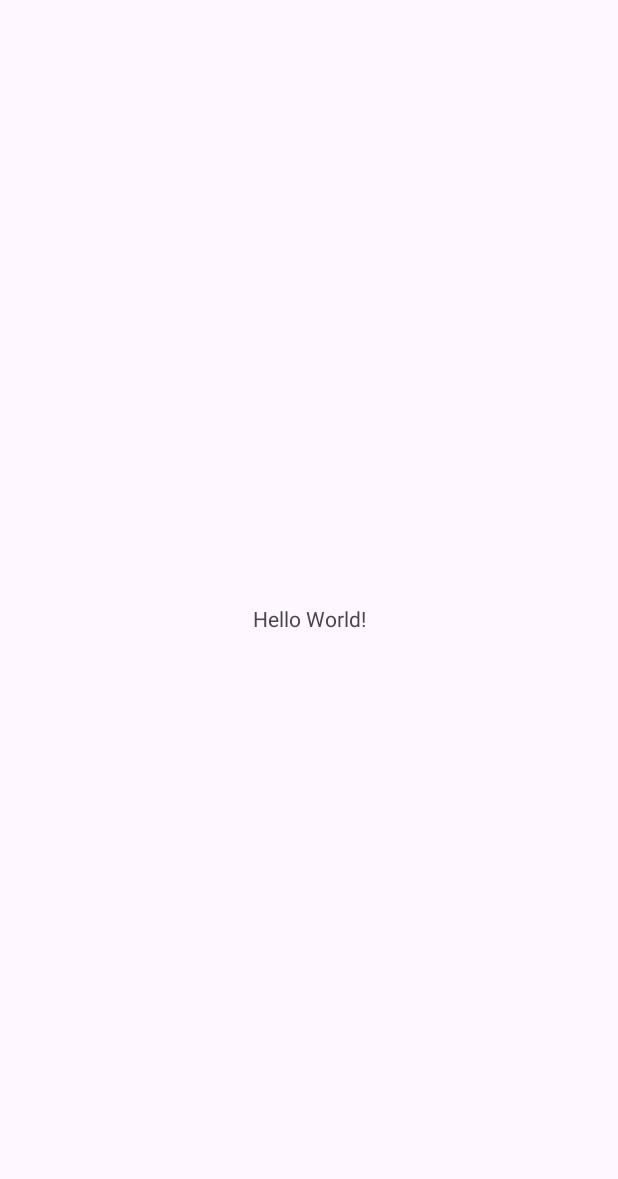
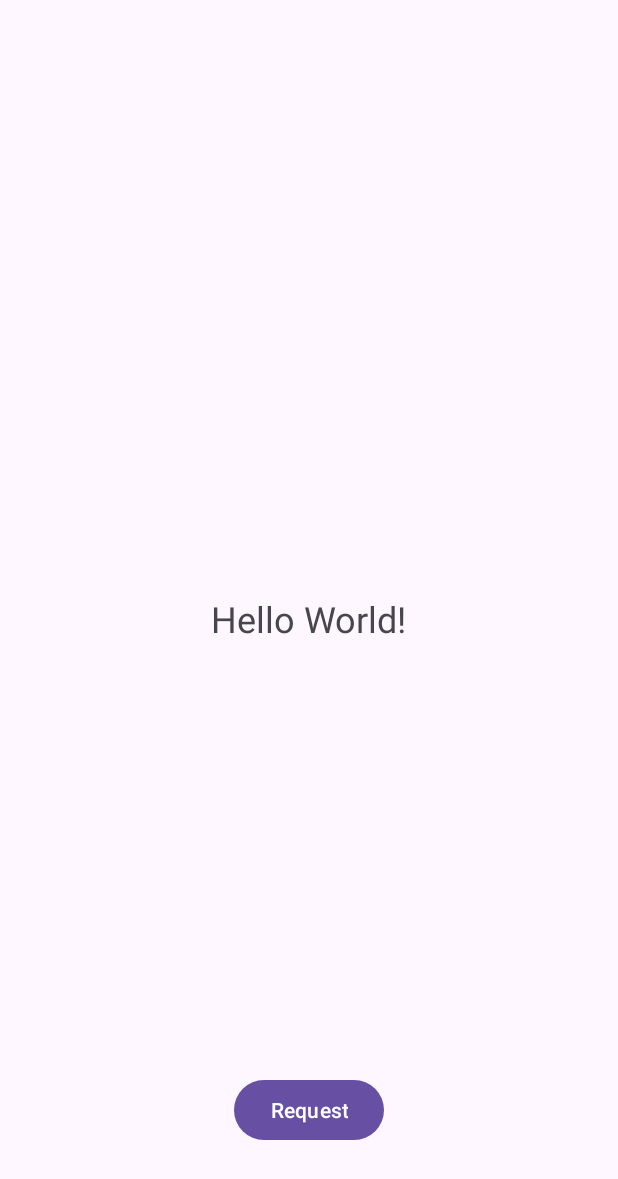
Before and after one commit to sinkec/Api_Request, an Android app: the screen it shows after launch (MainActivity), on a phone screen of 412 x 824 dp. Before the commit the part shown is almost empty. Shown: the top 1179 px of the screen. Run offline under Robolectric (Android 15) with nearby library versions, the phone set to English and light mode, and no system bars.

Commit message:
Manifest permissions, netvork_security_config, imported class for Api Request, Test environment - button

```diff
--- a/app/build.gradle
+++ b/app/build.gradle
@@ -34,6 +34,8 @@ android {
 
 dependencies {
 
+    implementation 'com.squareup.okhttp3:okhttp:4.9.3'
+
     implementation 'androidx.core:core-ktx:1.10.0'
     implementation 'androidx.appcompat:appcompat:1.6.1'
     implementation 'com.google.android.material:material:1.8.0'
--- a/app/src/main/AndroidManifest.xml
+++ b/app/src/main/AndroidManifest.xml
@@ -1,9 +1,11 @@
 <?xml version="1.0" encoding="utf-8"?>
 <manifest xmlns:android="http://schemas.android.com/apk/res/android"
     xmlns:tools="http://schemas.android.com/tools">
+    <uses-permission android:name="android.permission.INTERNET" />
 
     <application
         android:allowBackup="true"
+        android:networkSecurityConfig="@xml/network_security_config"
         android:dataExtractionRules="@xml/data_extraction_rules"
         android:fullBackupContent="@xml/backup_rules"
         android:icon="@mipmap/ic_launcher"
--- a/app/src/main/java/tenzor/scan/apirequest/MainActivity.kt
+++ b/app/src/main/java/tenzor/scan/apirequest/MainActivity.kt
@@ -2,10 +2,19 @@ package tenzor.scan.apirequest
 
 import androidx.appcompat.app.AppCompatActivity
 import android.os.Bundle
+import android.widget.Button
 
 class MainActivity : AppCompatActivity() {
     override fun onCreate(savedInstanceState: Bundle?) {
         super.onCreate(savedInstanceState)
         setContentView(R.layout.activity_main)
+
+        val btnApiReq = findViewById<Button>(R.id.btnApiReq)
+
+        btnApiReq.setOnClickListener {
+
+            val apiTest = ApiRequest()
+            apiTest.helloApi()
+        }
     }
 }
--- a/app/src/main/res/layout/activity_main.xml
+++ b/app/src/main/res/layout/activity_main.xml
@@ -10,9 +10,20 @@
         android:layout_width="wrap_content"
         android:layout_height="wrap_content"
         android:text="Hello World!"
+        android:textSize="24sp"
         app:layout_constraintBottom_toBottomOf="parent"
         app:layout_constraintEnd_toEndOf="parent"
         app:layout_constraintStart_toStartOf="parent"
         app:layout_constraintTop_toTopOf="parent" />
 
+    <Button
+        android:id="@+id/btnApiReq"
+        android:layout_width="wrap_content"
+        android:layout_height="wrap_content"
+        android:layout_marginBottom="60dp"
+        android:text="Request"
+        app:layout_constraintBottom_toBottomOf="parent"
+        app:layout_constraintEnd_toEndOf="parent"
+        app:layout_constraintStart_toStartOf="parent" />
+
 </androidx.constraintlayout.widget.ConstraintLayout>
```
Also changed, not shown: app/src/main/java/tenzor/scan/apirequest/ApiRequest.kt (added, +31 -0 lines), app/src/main/res/xml/network_security_config.xml (added, +10 -0 lines).
